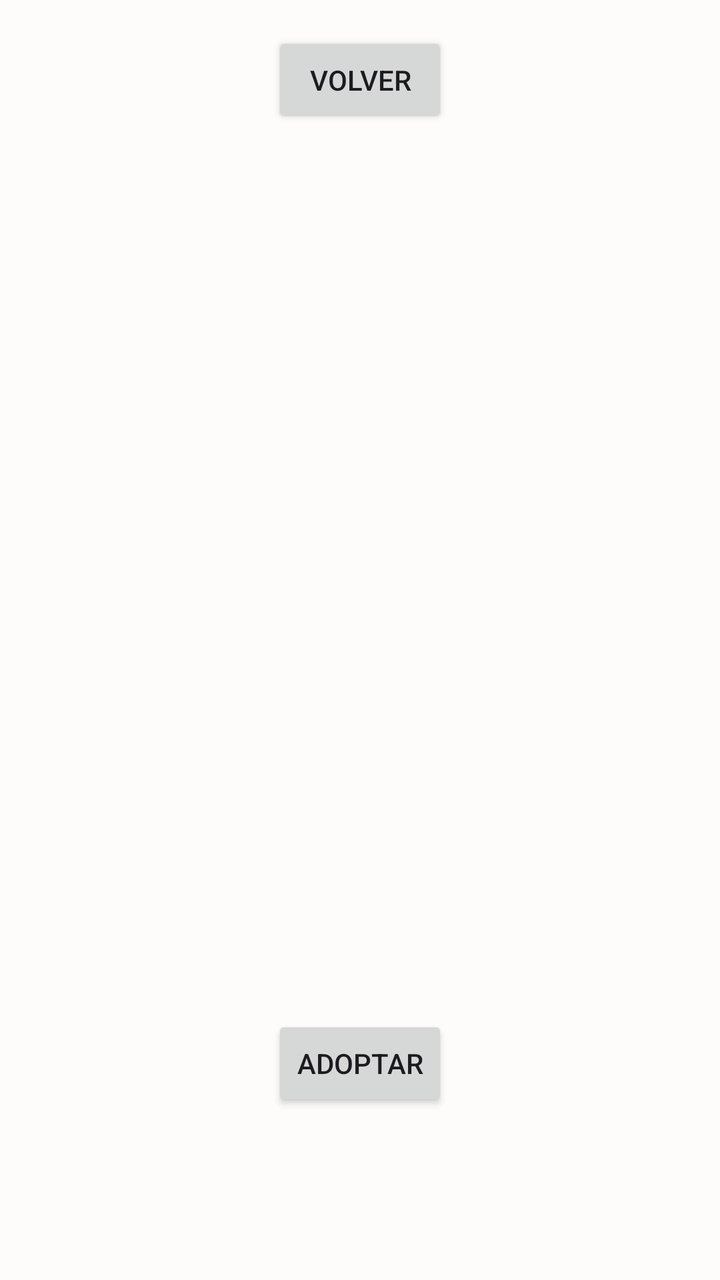
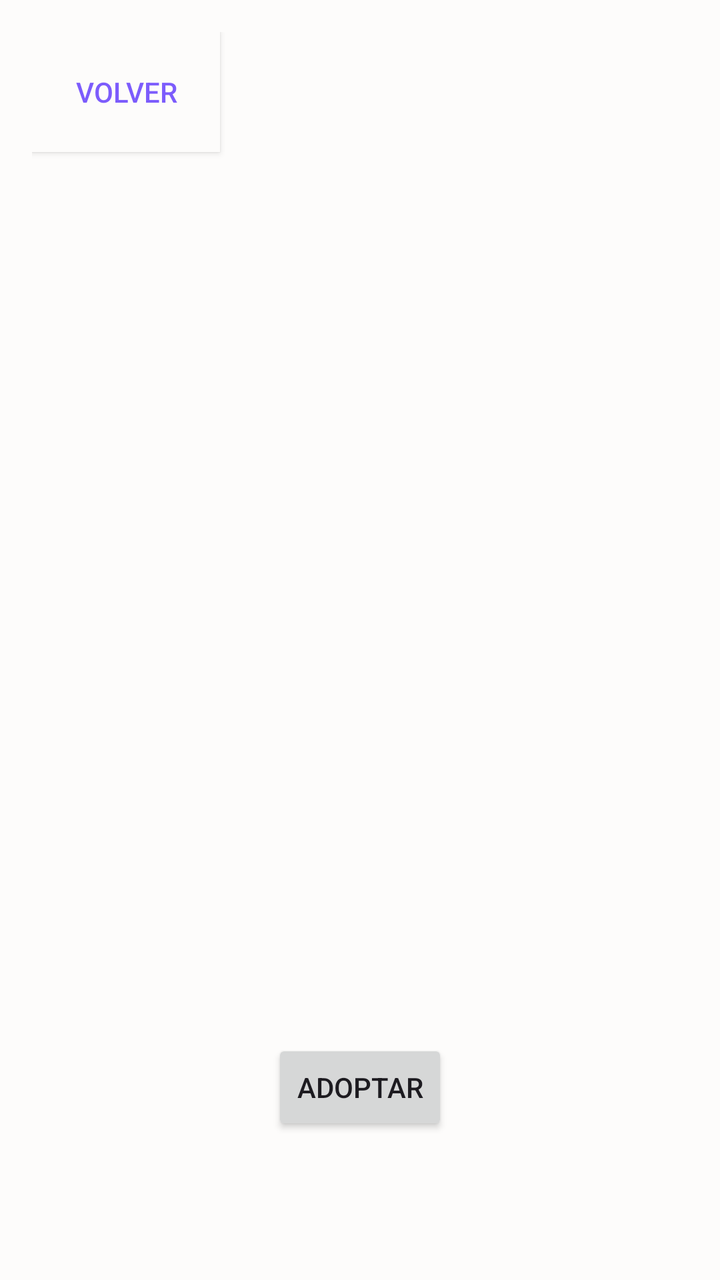

Compare the two renders of this Android layout. The source of the first and the diff that turns it into the second are given below.
<!-- AndroidManifest.xml: application theme Theme.Parcial1amacn4avdifilippopineruavilca -->
<!-- res/layout/activity_pet_detail.xml -->
<?xml version="1.0" encoding="utf-8"?>
<androidx.constraintlayout.widget.ConstraintLayout
    xmlns:android="http://schemas.android.com/apk/res/android"
    xmlns:app="http://schemas.android.com/apk/res-auto"
    xmlns:tools="http://schemas.android.com/tools"
    android:id="@+id/main"
    android:layout_width="match_parent"
    android:layout_height="match_parent"
    android:background="@color/background"
    android:padding="@dimen/padding_medium"
    tools:context=".PetDetailActivity">

    <LinearLayout
        android:id="@+id/detail_container"
        android:layout_width="match_parent"
        android:layout_height="wrap_content"
        android:orientation="vertical"
        android:gravity="center_horizontal"
        app:layout_constraintTop_toTopOf="parent"
        app:layout_constraintStart_toStartOf="parent"
        app:layout_constraintEnd_toEndOf="parent">

        <Button
            android:id="@+id/btn_back"
            android:layout_width="wrap_content"
            android:layout_height="wrap_content"
            android:text="@string/btn_back" />

        <ImageView
            android:id="@+id/pet_image"
            android:layout_width="@dimen/pet_image_detail_size"
            android:layout_height="@dimen/pet_image_detail_size"
            android:contentDescription="@string/pet_image_description"
            android:scaleType="centerCrop" />

        <TextView
            android:id="@+id/pet_name"
            android:layout_width="wrap_content"
            android:layout_height="wrap_content"
            android:layout_marginTop="@dimen/margin_medium"
            android:textSize="@dimen/text_size_title"
            android:textStyle="bold"
            android:textColor="@color/text_primary" />

        <TextView
            android:id="@+id/pet_breed"
            android:layout_width="wrap_content"
            android:layout_height="wrap_content"
            android:layout_marginTop="@dimen/margin_small"
            android:textSize="@dimen/text_size_subtitle"
            android:textColor="@color/text_secondary" />

        <TextView
            android:id="@+id/pet_age"
            android:layout_width="wrap_content"
            android:layout_height="wrap_content"
            android:layout_marginTop="@dimen/margin_small"
            android:textSize="@dimen/text_size_body"
            android:textColor="@color/text_primary" />

        <TextView
            android:id="@+id/pet_description"
            android:layout_width="match_parent"
            android:layout_height="wrap_content"
            android:layout_marginTop="@dimen/margin_medium"
            android:textSize="@dimen/text_size_body"
            android:textColor="@color/text_primary" />

        <TextView
            android:id="@+id/pet_status"
            android:layout_width="wrap_content"
            android:layout_height="wrap_content"
            android:layout_marginTop="@dimen/margin_medium"
            android:textSize="@dimen/text_size_body"
            android:textStyle="bold" />

        <Button
            android:id="@+id/btn_adopt"
            android:layout_width="wrap_content"
            android:layout_height="wrap_content"
            android:layout_marginTop="@dimen/margin_medium"
            android:text="@string/btn_adopt" />

    </LinearLayout>

</androidx.constraintlayout.widget.ConstraintLayout>
<!-- resources referenced by this layout -->
<resources>
  <color name="background">#FDFCFB</color>
  <color name="text_primary">#1A1A1A</color>
  <color name="text_secondary">#8A8A8A</color>
  <dimen name="margin_medium">16dp</dimen>
  <dimen name="margin_small">8dp</dimen>
  <dimen name="padding_medium">16dp</dimen>
  <dimen name="pet_image_detail_size">250dp</dimen>
  <dimen name="text_size_body">14sp</dimen>
  <dimen name="text_size_subtitle">18sp</dimen>
  <dimen name="text_size_title">24sp</dimen>
  <string name="btn_adopt">Adoptar</string>
  <string name="btn_back">Volver</string>
  <string name="pet_image_description">Imagen de la mascota</string>
  <style name="Theme.Parcial1amacn4avdifilippopineruavilca" parent="Base.Theme.Parcial1amacn4avdifilippopineruavilca" />
  <style name="Base.Theme.Parcial1amacn4avdifilippopineruavilca" parent="Theme.Material3.DayNight.NoActionBar">
          <item name="colorPrimary">@color/accent</item>
          <item name="android:windowBackground">@color/background</item>
          <item name="android:statusBarColor">@color/background</item>
          <item name="android:windowLightStatusBar">true</item>
      </style>
  <color name="accent">#7C5CFC</color>
</resources>

<!-- the commit's change to res/layout/activity_pet_detail.xml (unified diff, before → after) -->
@@ -10,21 +10,28 @@
     android:padding="@dimen/padding_medium"
     tools:context=".PetDetailActivity">
 
+    <Button
+        android:id="@+id/btn_back"
+        android:layout_width="94dp"
+        android:layout_height="60dp"
+        android:background="@color/background"
+        android:backgroundTint="@color/background"
+        android:padding="10dp"
+        android:text="@string/btn_back"
+        android:textColor="@color/accent"
+        app:backgroundTint="@color/background"
+        app:layout_constraintStart_toStartOf="parent"
+        app:layout_constraintTop_toTopOf="parent" />
+
     <LinearLayout
         android:id="@+id/detail_container"
         android:layout_width="match_parent"
         android:layout_height="wrap_content"
         android:orientation="vertical"
         android:gravity="center_horizontal"
-        app:layout_constraintTop_toTopOf="parent"
+        app:layout_constraintTop_toBottomOf="@id/btn_back"
         app:layout_constraintStart_toStartOf="parent"
         app:layout_constraintEnd_toEndOf="parent">
-
-        <Button
-            android:id="@+id/btn_back"
-            android:layout_width="wrap_content"
-            android:layout_height="wrap_content"
-            android:text="@string/btn_back" />
 
         <ImageView
             android:id="@+id/pet_image"
<!-- resource entries referenced after the edit -->
@@ -1,5 +1,6 @@
 <!-- resources referenced by this layout -->
 <resources>
+  <color name="accent">#7C5CFC</color>
   <color name="background">#FDFCFB</color>
   <color name="text_primary">#1A1A1A</color>
   <color name="text_secondary">#8A8A8A</color>
@@ -20,6 +21,5 @@
           <item name="android:statusBarColor">@color/background</item>
           <item name="android:windowLightStatusBar">true</item>
       </style>
-  <color name="accent">#7C5CFC</color>
 </resources>
 
